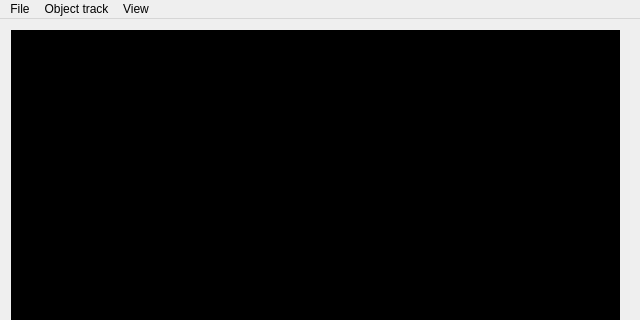
Old version of the form gui/ui/gui.ui in the repository fedotovav/positioning_system; both pictures show x 0 to 640 and y 0 to 320 of the 640 by 480 pixel window.
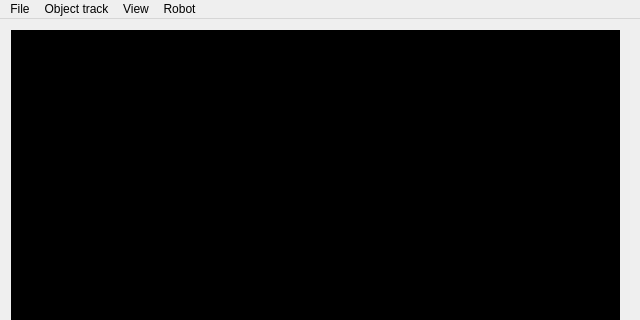
New version of the form.

Commit message: initial commit for robot control system

What changed in the file:
```diff
--- a/gui/ui/gui.ui
+++ b/gui/ui/gui.ui
@@ -103,9 +103,17 @@
     <addaction name="v_show_track"/>
     <addaction name="v_show_mesh"/>
    </widget>
+   <widget class="QMenu" name="robot_menu">
+    <property name="title">
+     <string>Robot</string>
+    </property>
+    <addaction name="rm_start_robot"/>
+    <addaction name="rm_stop_robot"/>
+   </widget>
    <addaction name="file_menu"/>
    <addaction name="object_track_settings"/>
    <addaction name="view_menu"/>
+   <addaction name="robot_menu"/>
   </widget>
   <action name="actionParameters">
    <property name="text">
```
Left out of the diff: 12 changed lines with no effect on the pictures. The commit also changes 11 other files.
